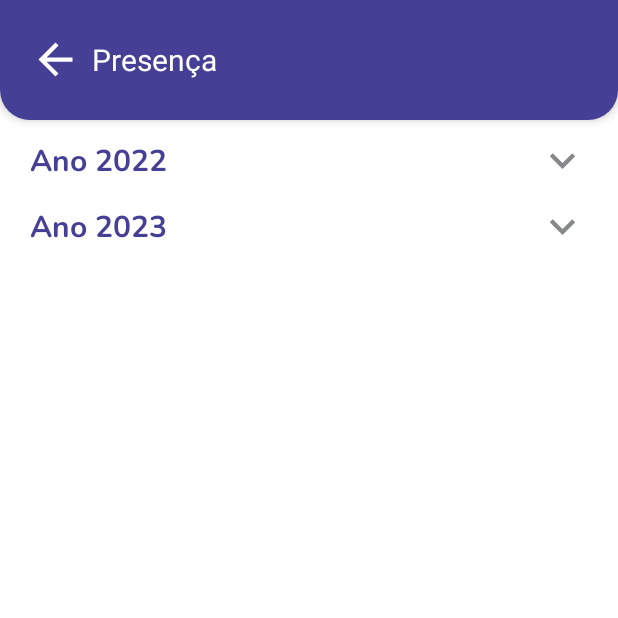
After one commit to carlosalves77/ClassManager, an Android app: the Attendance screen opened directly, with no data from a screen before it, on a phone screen of 412 x 824 dp, the top half of it. The commit adds this screen. Run offline under Robolectric (Android 15) with nearby library versions, the phone set to English and light mode, and no system bars.

Commit message:
feat: create a attendance page.

```diff
--- a/app/src/main/AndroidManifest.xml
+++ b/app/src/main/AndroidManifest.xml
@@ -15,6 +15,9 @@
         android:supportsRtl="true"
         android:theme="@style/Theme.ClassManager"
         tools:targetApi="31">
+        <activity
+            android:name=".ui.Attendance"
+            android:exported="false" />
         <activity
             android:name=".ui.Noticies"
             android:exported="false" />
--- /dev/null
+++ b/app/src/main/java/com/carlos/classmanager/model/Attendance.kt
@@ -0,0 +1,8 @@
+package com.carlos.classmanager.model
+
+data class Attendance(
+    val present: String,
+    val absent: String,
+    val leave: String,
+    val mouth: String
+)
--- /dev/null
+++ b/app/src/main/java/com/carlos/classmanager/ui/Attendance.kt
@@ -0,0 +1,133 @@
+package com.carlos.classmanager.ui
+
+import android.content.Intent
+import androidx.appcompat.app.AppCompatActivity
+import android.os.Bundle
+import android.view.View
+import android.widget.Toast
+import androidx.activity.OnBackPressedCallback
+import androidx.core.view.isVisible
+import androidx.recyclerview.widget.LinearLayoutManager
+import com.carlos.classmanager.R
+import com.carlos.classmanager.adapter.AttendanceAdapter
+import com.carlos.classmanager.databinding.ActivityAttendanceBinding
+import com.carlos.classmanager.model.Attendance
+
+class Attendance : AppCompatActivity(), View.OnClickListener {
+
+    private lateinit var binding: ActivityAttendanceBinding
+
+    private var mAttendance = ArrayList<Attendance>()
+    private lateinit var mAdapterAttendance: AttendanceAdapter
+
+    private var onClickOpen = true
+    private var onClickOpenTwo = true
+
+    override fun onCreate(savedInstanceState: Bundle?) {
+        binding = ActivityAttendanceBinding.inflate(layoutInflater)
+        super.onCreate(savedInstanceState)
+        setContentView(binding.root)
+
+        binding.backBtnAttendance.setOnClickListener(this)
+        binding.icOpen.setOnClickListener(this)
+        binding.icOpenTwo.setOnClickListener(this)
+
+        handleBackButton()
+        setAttendanceRvOne()
+        setAttendanceRvTwo()
+    }
+
+    override fun onClick(v: View?) {
+        when (v!!.id) {
+            R.id.backBtnAttendance -> {
+                startActivity(Intent(this, Home::class.java))
+                overridePendingTransition(R.anim.slide_in_left, R.anim.slide_out_right)
+                finish()
+            }
+
+            R.id.ic_open -> {
+                handleHideRecyclerViewOne()
+            }
+            R.id.ic_openTwo -> {
+                handleHideRecyclerViewTwo()
+            }
+        }
+    }
+
+
+    private fun handleBackButton() {
+        onBackPressedDispatcher.addCallback(this, object : OnBackPressedCallback(true) {
+            override fun handleOnBackPressed() {
+                startActivity(Intent(this@Attendance, Home::class.java))
+                finish()
+                overridePendingTransition(R.anim.slide_in_left, R.anim.slide_out_right)
+            }
+        })
+    }
+
+    private fun setAttendanceRvOne() {
+        val recyclerViewCalendar = binding.rvAttendanceOne
+        recyclerViewCalendar.setHasFixedSize(true)
+        recyclerViewCalendar.layoutManager = LinearLayoutManager(this)
+
+        mAdapterAttendance = AttendanceAdapter(mAttendance)
+        recyclerViewCalendar.adapter = mAdapterAttendance
+
+        addAttendanceList()
+    }
+
+    private fun setAttendanceRvTwo() {
+        val recyclerViewCalendar = binding.rvAttendanceTwo
+        recyclerViewCalendar.setHasFixedSize(true)
+        recyclerViewCalendar.layoutManager = LinearLayoutManager(this)
+
+        mAdapterAttendance = AttendanceAdapter(mAttendance)
+        recyclerViewCalendar.adapter = mAdapterAttendance
+
+        addAttendanceList()
+    }
+
+    private fun addAttendanceList() {
+        mAttendance.add(Attendance("20", "1", "0", "JAN"))
+        mAttendance.add(Attendance("18", "1", "0", "FEV"))
+        mAttendance.add(Attendance("20", "1", "0", "MAR"))
+        mAttendance.add(Attendance("19", "1", "0", "ABR"))
+        mAttendance.add(Attendance("20", "1", "0", "MAI"))
+        mAttendance.add(Attendance("18", "1", "0", "JUN"))
+        mAttendance.add(Attendance("20", "1", "0", "JUL"))
+        mAttendance.add(Attendance("19", "1", "0", "AGO"))
+        mAttendance.add(Attendance("18", "1", "0", "SET"))
+        mAttendance.add(Attendance("20", "1", "0", "OUT"))
+        mAttendance.add(Attendance("18", "1", "0", "NOV"))
+        mAttendance.add(Attendance("20", "1", "0", "DEZ"))
+    }
+
+    private fun handleHideRecyclerViewOne() {
+
+        if (onClickOpen) {
+            binding.icOpen.setImageResource(R.drawable.arrow_right)
+            binding.rvAttendanceOne.isVisible = true
+        } else {
+
+            binding.icOpen.setImageResource(R.drawable.ic_arrow_down)
+            binding.rvAttendanceOne.isVisible = false
+        }
+
+        onClickOpen = !onClickOpen
+    }
+
+    private fun handleHideRecyclerViewTwo() {
+
+        if (onClickOpenTwo) {
+            binding.icOpenTwo.setImageResource(R.drawable.arrow_right)
+            binding.rvAttendanceTwo.isVisible = true
+        } else {
+
+            binding.icOpenTwo.setImageResource(R.drawable.ic_arrow_down)
+            binding.rvAttendanceTwo.isVisible = false
+        }
+
+        onClickOpenTwo = !onClickOpenTwo
+    }
+
+}
--- a/app/src/main/java/com/carlos/classmanager/ui/Menu.kt
+++ b/app/src/main/java/com/carlos/classmanager/ui/Menu.kt
@@ -25,6 +25,7 @@ class Menu : AppCompatActivity(), View.OnClickListener {
         binding.icClose.setOnClickListener(this)
         binding.calendarBtn.setOnClickListener(this)
         binding.profileBtn.setOnClickListener(this)
+        binding.attendanceLayout.setOnClickListener(this)
 
         getAccountInfo()
         handleBackButton()
@@ -57,6 +58,11 @@ class Menu : AppCompatActivity(), View.OnClickListener {
                overridePendingTransition(R.anim.slide_in_right, R.anim.slide_out_left)
                finish()
            }
+           R.id.attendanceLayout -> {
+               startActivity(Intent(this, Attendance::class.java))
+               overridePendingTransition(R.anim.slide_in_right, R.anim.slide_out_left)
+               finish()
+           }
        }
 
     }
--- /dev/null
+++ b/app/src/main/res/drawable/arrow_right.xml
@@ -0,0 +1,5 @@
+<vector android:autoMirrored="true" android:height="34dp"
+    android:tint="@color/gray" android:viewportHeight="24"
+    android:viewportWidth="24" android:width="34dp" xmlns:android="http://schemas.android.com/apk/res/android">
+    <path android:fillColor="@android:color/white" android:pathData="M8.59,16.59L13.17,12 8.59,7.41 10,6l6,6 -6,6 -1.41,-1.41z"/>
+</vector>
--- /dev/null
+++ b/app/src/main/res/drawable/ic_arrow_down.xml
@@ -0,0 +1,5 @@
+<vector android:height="34dp" android:tint="@color/gray"
+    android:viewportHeight="24" android:viewportWidth="24"
+    android:width="34dp" xmlns:android="http://schemas.android.com/apk/res/android">
+    <path android:fillColor="@android:color/white" android:pathData="M7.41,8.59L12,13.17l4.59,-4.58L18,10l-6,6 -6,-6 1.41,-1.41z"/>
+</vector>
--- /dev/null
+++ b/app/src/main/res/layout/activity_attendance.xml
@@ -0,0 +1,152 @@
+<?xml version="1.0" encoding="utf-8"?>
+<androidx.constraintlayout.widget.ConstraintLayout xmlns:android="http://schemas.android.com/apk/res/android"
+    xmlns:app="http://schemas.android.com/apk/res-auto"
+    xmlns:tools="http://schemas.android.com/tools"
+    android:layout_width="match_parent"
+    android:layout_height="match_parent"
+    android:background="@color/white"
+    tools:context=".ui.Attendance">
+
+    <LinearLayout
+        android:id="@+id/header_title"
+        android:layout_width="match_parent"
+        android:layout_height="80dp"
+        android:background="@drawable/custom_header"
+        android:elevation="4dp"
+        android:gravity="center_vertical"
+        android:orientation="horizontal"
+        android:padding="20dp"
+        app:layout_constraintEnd_toEndOf="parent"
+        app:layout_constraintStart_toStartOf="parent"
+        app:layout_constraintTop_toTopOf="parent">
+
+
+        <ImageView
+            android:id="@+id/backBtnAttendance"
+            android:layout_width="34dp"
+            android:layout_height="34dp"
+            android:contentDescription="@string/back_button"
+            android:src="@drawable/ic_back" />
+
+        <TextView
+            android:layout_width="wrap_content"
+            android:layout_height="wrap_content"
+            android:layout_marginStart="7dp"
+            android:text="@string/attendance_icon"
+            android:textColor="@color/white"
+            android:textSize="20sp" />
+
+
+    </LinearLayout>
+
+
+    <ScrollView
+        android:layout_width="match_parent"
+        android:layout_height="0dp"
+        app:layout_constraintBottom_toBottomOf="parent"
+        app:layout_constraintEnd_toEndOf="parent"
+        app:layout_constraintStart_toStartOf="parent"
+        app:layout_constraintTop_toBottomOf="@+id/header_title">
+
+        <LinearLayout
+            android:layout_width="match_parent"
+            android:layout_height="wrap_content"
+            android:orientation="vertical"
+            android:padding="10dp">
+
+            <LinearLayout
+                android:layout_width="match_parent"
+                android:layout_height="wrap_content"
+                android:layout_marginBottom="10dp"
+                android:gravity="center_vertical"
+                android:orientation="horizontal"
+                android:paddingLeft="10dp"
+                android:paddingRight="10dp">
+
+                <TextView
+                    android:layout_width="wrap_content"
+                    android:layout_height="wrap_content"
+                    android:fontFamily="@font/nunito_bold"
+                    android:text="Ano 2022"
+                    android:textColor="@color/blue"
+                    android:textSize="20sp"
+
+                    />
+
+                <LinearLayout
+                    android:layout_width="match_parent"
+                    android:layout_height="wrap_content"
+                    android:gravity="end"
+                    android:orientation="vertical">
+
+                    <ImageView
+                        android:id="@+id/ic_open"
+                        android:layout_width="wrap_content"
+                        android:layout_height="wrap_content"
+                        android:contentDescription="@string/ic_arrow_down"
+                        android:src="@drawable/ic_arrow_down" />
+
+                </LinearLayout>
+
+
+            </LinearLayout>
+
+
+            <androidx.recyclerview.widget.RecyclerView
+                android:id="@+id/rvAttendanceOne"
+                android:layout_width="match_parent"
+                android:layout_height="match_parent"
+                android:layout_marginBottom="20dp"
+                android:visibility="gone" />
+
+            <LinearLayout
+                android:layout_width="match_parent"
+                android:layout_height="wrap_content"
+                android:layout_marginBottom="10dp"
+                android:gravity="center_vertical"
+                android:orientation="horizontal"
+                android:paddingLeft="10dp"
+                android:paddingRight="10dp">
+
+                <TextView
+                    android:layout_width="wrap_content"
+                    android:layout_height="wrap_content"
+                    android:fontFamily="@font/nunito_bold"
+                    android:text="Ano 2023"
+                    android:textColor="@color/blue"
+                    android:textSize="20sp"
+
+                    />
+
+                <LinearLayout
+                    android:layout_width="match_parent"
+                    android:layout_height="wrap_content"
+                    android:gravity="end"
+                    android:orientation="vertical">
+
+                    <ImageView
+                        android:id="@+id/ic_openTwo"
+                        android:layout_width="wrap_content"
+                        android:layout_height="wrap_content"
+                        android:contentDescription="@string/ic_arrow_down"
+                        android:src="@drawable/ic_arrow_down" />
+
+                </LinearLayout>
+
+
+            </LinearLayout>
+
+
+            <androidx.recyclerview.widget.RecyclerView
+                android:id="@+id/rvAttendanceTwo"
+                android:layout_width="match_parent"
+                android:layout_height="match_parent"
+                android:layout_marginBottom="20dp"
+                android:visibility="gone" />
+
+
+        </LinearLayout>
+    </ScrollView>
+
+
+</androidx.constraintlayout.widget.ConstraintLayout>
--- a/app/src/main/res/values/strings.xml
+++ b/app/src/main/res/values/strings.xml
@@ -6,7 +6,7 @@
     <string name="Day">01</string>
     <string name="Mouth">OUT</string>
     <string name="name_teacher">Ismael Rodrigues</string>
-    <string name="teacher">Professor</string>
+    <string name="teacher">Classe VII</string>
     <string name="ImageProfile">ImageProfile</string>
     <string name="close_icon">ic_close</string>
     <string name="imgNoticeBoard">imgNoticeBoard</string>
@@ -19,6 +19,7 @@
     <string name="class_icon">Turmas</string>
     <string name="support_icon">Suporte</string>
     <string name="notification_icon">Notificações</string>
+    <string name="attendance_icon">Presença</string>
     <string name="login_text">Login</string>
     <string name="password_text">Senha</string>
     <string name="forget_password_text">Esqueci a senha</string>
@@ -28,6 +29,8 @@
     <string name="ic_signOut">Deslogar</string>
     <string name="ic_privacy">Privacidade</string>
     <string name="ic_security">Segurança</string>
+    <string name="ic_arrow_right">arrow_right</string>
+    <string name="ic_arrow_down">arrow_down</string>
 
 
 </resources>
```
Also changed, not shown: app/src/main/java/com/carlos/classmanager/adapter/AttendanceAdapter.kt (added, +28 -0 lines), app/src/main/java/com/carlos/classmanager/viewmodel/AuthViewModel.kt (deleted, +0 -100 lines), app/src/main/java/com/carlos/classmanager/viewmodel/LoginViewModel.kt (deleted, +0 -10 lines), app/src/main/res/drawable/custom_absent_attendance.xml (added, +11 -0 lines), app/src/main/res/drawable/custom_leave_attendance.xml (added, +11 -0 lines), app/src/main/res/drawable/custom_present_attendance.xml (added, +11 -0 lines), app/src/main/res/layout/activity_menu.xml (+6 -5 lines), app/src/main/res/layout/attendance_row.xml (added, +130 -0 lines), app/src/main/res/drawable/attendance.png (added).
